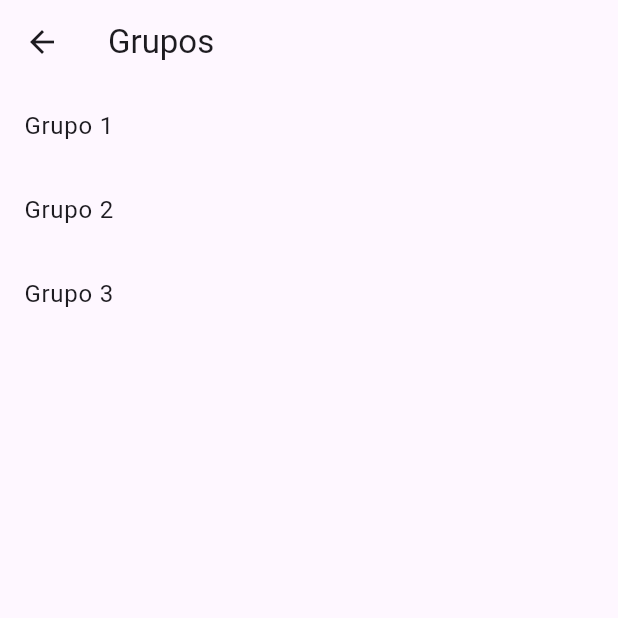
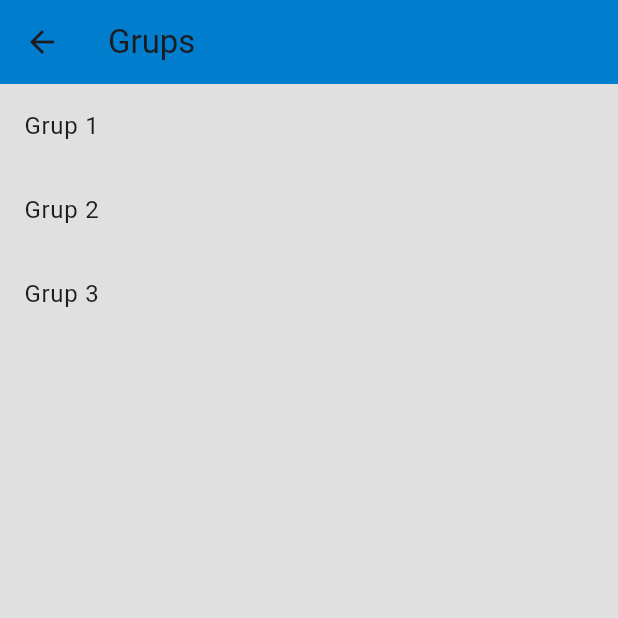
Before and after one commit to bernatjara/ea_proyecto_flutter, a Flutter app: the GroupsScreen screen opened directly, on a phone screen of 412 x 824 dp, the top half of it. Run offline on Flutter 3.47's test engine with Material 3 defaults, Android fonts, the phone set to English and light mode, and no system bars; our stand-ins replace dotted_border, emoji_picker_flutter, flutter_dotenv, flutter_rating_bar, image_picker, shared_preferences and 1 more; missing offline and left inert: cloudinary; accounts and stored records are empty.

```diff
--- a/lib/customUI/own_message_card.dart
+++ b/lib/customUI/own_message_card.dart
@@ -27,7 +27,7 @@ class OwnMessageCard extends StatelessWidget {
                     bottom: 20,
                   ),
                   child: Text(
-                    'Hey',
+                    'Hola',
                     style: TextStyle(
                       fontSize: 16,
                     ),
--- a/lib/customUI/reply_card.dart
+++ b/lib/customUI/reply_card.dart
@@ -26,7 +26,7 @@ class ReplyCard extends StatelessWidget {
                     bottom: 20,
                   ),
                   child: Text(
-                    'Hey There',
+                    'Que tal?',
                     style: TextStyle(
                       fontSize: 16,
                     ),
--- a/lib/screens/group_screen.dart
+++ b/lib/screens/group_screen.dart
@@ -3,16 +3,18 @@ import './chat_screen.dart';
 
 class GroupsScreen extends StatelessWidget {
   final List<String> groups = [
-    'Grupo 1',
-    'Grupo 2',
-    'Grupo 3'
+    'Grup 1',
+    'Grup 2',
+    'Grup 3'
   ]; // Puedes cargar los grupos desde tu servidor
 
   @override
   Widget build(BuildContext context) {
     return Scaffold(
+      backgroundColor: Colors.grey[300],
       appBar: AppBar(
-        title: Text('Grupos'),
+        backgroundColor: Color.fromRGBO(0, 125, 204, 1.0),
+        title: Text('Grups'),
       ),
       body: ListView.builder(
         itemCount: groups.length,
```
Also changed, not shown: lib/api/services/chatService.dart (added, +37 -0 lines), lib/screens/chat_screen.dart (+10 -9 lines), 1 other file.
